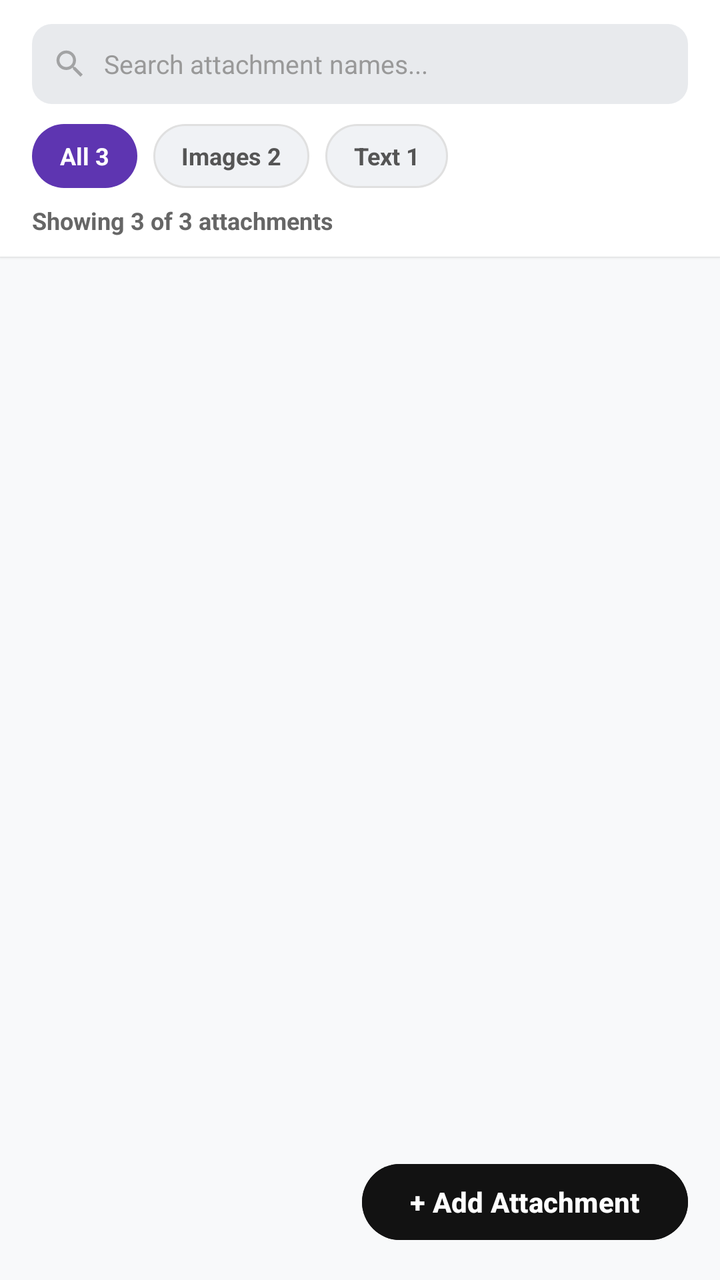
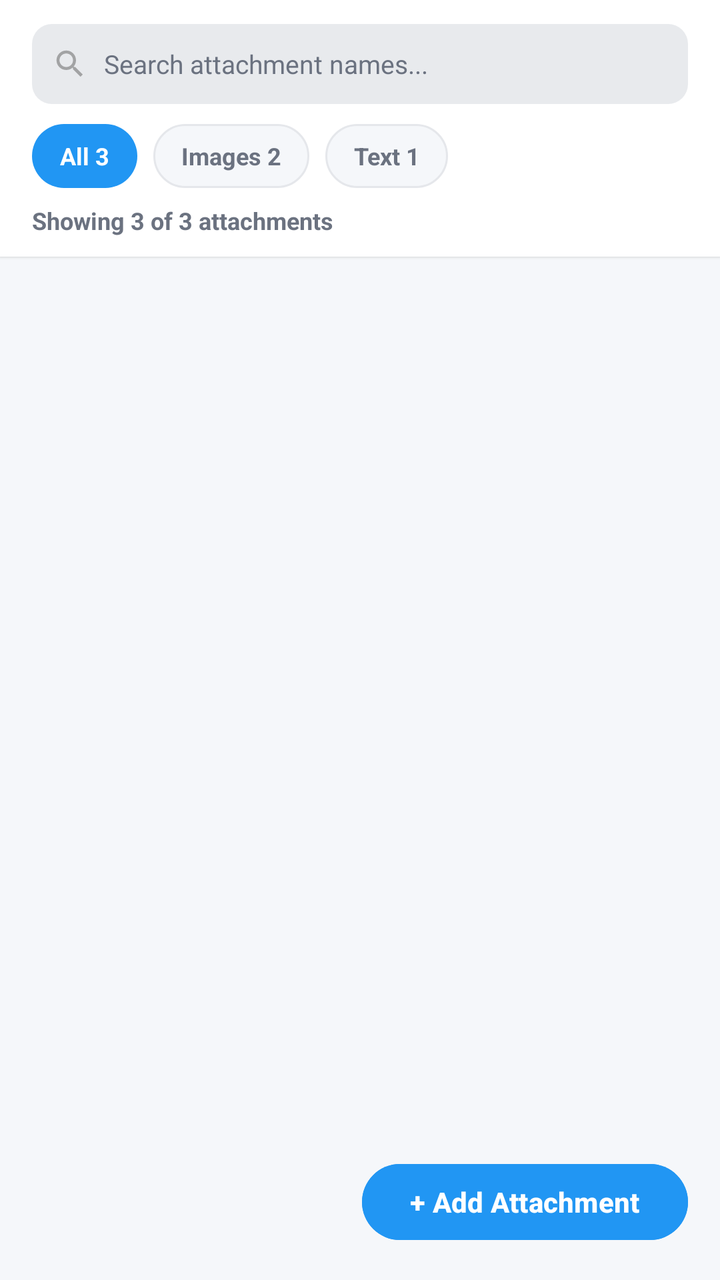

The first picture is an Android layout as it rendered before a commit; the second is the same layout after the commit. The layout source and the unified diff follow.
<!-- AndroidManifest.xml: application theme Theme.FirstApp -->
<!-- res/layout/fragment_files.xml -->
<?xml version="1.0" encoding="utf-8"?>
<LinearLayout xmlns:android="http://schemas.android.com/apk/res/android"
    android:layout_width="match_parent"
    android:layout_height="match_parent"
    android:orientation="vertical"
    android:background="#F8F9FA">

    
    <LinearLayout
        android:layout_width="match_parent"
        android:layout_height="wrap_content"
        android:orientation="vertical"
        android:background="#FFFFFF"
        android:paddingHorizontal="16dp"
        android:paddingTop="12dp"
        android:paddingBottom="10dp"
        android:elevation="1dp">

        
        <LinearLayout
            android:layout_width="match_parent"
            android:layout_height="40dp"
            android:orientation="horizontal"
            android:background="@drawable/bg_input_field"
            android:gravity="center_vertical"
            android:paddingHorizontal="10dp">

            <ImageView
                android:layout_width="18dp"
                android:layout_height="18dp"
                android:src="@drawable/ic_search"
                android:contentDescription="Search attachments"
                android:alpha="0.6" />

            <EditText
                android:id="@+id/editSearchAttachments"
                android:layout_width="0dp"
                android:layout_height="match_parent"
                android:layout_weight="1"
                android:background="@null"
                android:hint="Search attachment names..."
                android:textSize="13sp"
                android:textColor="#121212"
                android:textColorHint="#999999"
                android:paddingHorizontal="8dp"
                android:singleLine="true" />

            <ImageView
                android:id="@+id/buttonClearAttachmentSearch"
                android:layout_width="16dp"
                android:layout_height="16dp"
                android:src="@drawable/ic_close"
                android:contentDescription="Clear search"
                android:visibility="gone"
                android:alpha="0.5" />
        </LinearLayout>

        
        <LinearLayout
            android:layout_width="match_parent"
            android:layout_height="wrap_content"
            android:orientation="horizontal"
            android:layout_marginTop="10dp"
            android:gravity="center_vertical">

            <TextView
                android:id="@+id/chipFilterAll"
                android:layout_width="wrap_content"
                android:layout_height="32dp"
                android:background="@drawable/bg_chip_selected"
                android:gravity="center"
                android:paddingHorizontal="14dp"
                android:text="All 3"
                android:textColor="#FFFFFF"
                android:textSize="12sp"
                android:textStyle="bold"
                android:clickable="true"
                android:focusable="true" />

            <TextView
                android:id="@+id/chipFilterImages"
                android:layout_width="wrap_content"
                android:layout_height="32dp"
                android:layout_marginStart="8dp"
                android:background="@drawable/bg_chip_unselected"
                android:gravity="center"
                android:paddingHorizontal="14dp"
                android:text="Images 2"
                android:textColor="#555555"
                android:textSize="12sp"
                android:textStyle="bold"
                android:clickable="true"
                android:focusable="true" />

            <TextView
                android:id="@+id/chipFilterText"
                android:layout_width="wrap_content"
                android:layout_height="32dp"
                android:layout_marginStart="8dp"
                android:background="@drawable/bg_chip_unselected"
                android:gravity="center"
                android:paddingHorizontal="14dp"
                android:text="Text 1"
                android:textColor="#555555"
                android:textSize="12sp"
                android:textStyle="bold"
                android:clickable="true"
                android:focusable="true" />
        </LinearLayout>

        
        <TextView
            android:id="@+id/textFilesShowingCount"
            android:layout_width="match_parent"
            android:layout_height="wrap_content"
            android:layout_marginTop="8dp"
            android:text="Showing 3 of 3 attachments"
            android:textColor="#666666"
            android:textSize="12sp"
            android:textStyle="bold" />

    </LinearLayout>

    
    <FrameLayout
        android:layout_width="match_parent"
        android:layout_height="0dp"
        android:layout_weight="1">

        <ListView
            android:id="@+id/listViewAttachments"
            android:layout_width="match_parent"
            android:layout_height="match_parent"
            android:paddingHorizontal="16dp"
            android:paddingTop="10dp"
            android:paddingBottom="72dp"
            android:clipToPadding="false"
            android:divider="@null"
            android:dividerHeight="0dp"
            android:scrollbars="vertical" />

        
        <LinearLayout
            android:id="@+id/layoutEmptyNoAttachments"
            android:layout_width="match_parent"
            android:layout_height="wrap_content"
            android:layout_gravity="center"
            android:gravity="center"
            android:orientation="vertical"
            android:padding="32dp"
            android:visibility="gone">

            <TextView
                android:layout_width="wrap_content"
                android:layout_height="wrap_content"
                android:text="No attachments yet"
                android:textColor="#1A1A1A"
                android:textSize="16sp"
                android:textStyle="bold" />

            <TextView
                android:layout_width="wrap_content"
                android:layout_height="wrap_content"
                android:layout_marginTop="4dp"
                android:text="Attach images or text documents from the catalog."
                android:textColor="#888888"
                android:textSize="13sp" />

            <Button
                android:id="@+id/buttonEmptyAddAttachment"
                android:layout_width="wrap_content"
                android:layout_height="40dp"
                android:layout_marginTop="16dp"
                android:text="+ Add Attachment"
                android:backgroundTint="#5E35B1"
                android:textColor="#FFFFFF"
                android:textSize="13sp"
                android:textAllCaps="false" />
        </LinearLayout>

        
        <LinearLayout
            android:id="@+id/layoutEmptyNoFileMatch"
            android:layout_width="match_parent"
            android:layout_height="wrap_content"
            android:layout_gravity="center"
            android:gravity="center"
            android:orientation="vertical"
            android:padding="32dp"
            android:visibility="gone">

            <TextView
                android:layout_width="wrap_content"
                android:layout_height="wrap_content"
                android:text="No attachments match your search or type"
                android:textColor="#1A1A1A"
                android:textSize="16sp"
                android:textStyle="bold" />

            <TextView
                android:layout_width="wrap_content"
                android:layout_height="wrap_content"
                android:layout_marginTop="4dp"
                android:text="Try searching for a different keyword or select All."
                android:textColor="#888888"
                android:textSize="13sp" />

            <Button
                android:id="@+id/buttonEmptyResetFiles"
                android:layout_width="wrap_content"
                android:layout_height="40dp"
                android:layout_marginTop="16dp"
                android:text="Reset"
                android:backgroundTint="#F0F0F0"
                android:textColor="#333333"
                android:textSize="13sp"
                android:textAllCaps="false" />
        </LinearLayout>

        
        <Button
            android:id="@+id/buttonFloatingAddAttachment"
            android:layout_width="wrap_content"
            android:layout_height="46dp"
            android:layout_gravity="bottom|end"
            android:layout_margin="16dp"
            android:text="+ Add Attachment"
            android:backgroundTint="#121212"
            android:textColor="#FFFFFF"
            android:textSize="14sp"
            android:textStyle="bold"
            android:textAllCaps="false"
            android:elevation="6dp" />

    </FrameLayout>

</LinearLayout>
<!-- resources referenced by this layout -->
<resources>
  <!-- drawable bg_chip_selected (drawable) -->
  <?xml version="1.0" encoding="utf-8"?>
  <shape xmlns:android="http://schemas.android.com/apk/res/android">
      <solid android:color="#5E35B1" />
      <corners android:radius="20dp" />
  </shape>
  <!-- drawable bg_chip_unselected (drawable) -->
  <?xml version="1.0" encoding="utf-8"?>
  <shape xmlns:android="http://schemas.android.com/apk/res/android">
      <solid android:color="#F0F2F5" />
      <corners android:radius="20dp" />
      <stroke android:width="1dp" android:color="#E0E0E0" />
  </shape>
  <!-- drawable bg_input_field (drawable) -->
  <?xml version="1.0" encoding="utf-8"?>
  <shape xmlns:android="http://schemas.android.com/apk/res/android">
      <solid android:color="#E8EAED" />
      <corners android:radius="10dp" />
  </shape>
  <!-- drawable ic_close (drawable) -->
  <vector xmlns:android="http://schemas.android.com/apk/res/android"
      android:width="24dp"
      android:height="24dp"
      android:viewportWidth="24"
      android:viewportHeight="24">
    <path
        android:fillColor="#757575"
        android:pathData="M19,6.41L17.59,5 12,10.59 6.41,5 5,6.41 10.59,12 5,17.59 6.41,19 12,13.41 17.59,19 19,17.59 13.41,12z"/>
  </vector>
  <!-- drawable ic_search (drawable) -->
  <vector xmlns:android="http://schemas.android.com/apk/res/android"
      android:width="24dp"
      android:height="24dp"
      android:viewportWidth="24"
      android:viewportHeight="24">
    <path
        android:fillColor="#757575"
        android:pathData="M15.5,14h-0.79l-0.28,-0.27C15.41,12.59 16,11.11 16,9.5 16,5.91 13.09,3 9.5,3S3,5.91 3,9.5 5.91,16 9.5,16c1.61,0 3.09,-0.59 4.23,-1.57l0.27,0.28v0.79l5,4.99L20.49,19l-4.99,-5zM9.5,14C7.01,14 5,11.99 5,9.5S7.01,5 9.5,5 14,7.01 14,9.5 11.99,14 9.5,14z"/>
  </vector>
  <style name="Theme.FirstApp" parent="Base.Theme.FirstApp" />
  <style name="Base.Theme.FirstApp" parent="Theme.Material3.DayNight.NoActionBar">
          
          <item name="android:windowBackground">@color/window_background</item>
          
      </style>
  <color name="window_background">#fcfcfc</color>
</resources>

<!-- the commit's change to res/layout/fragment_files.xml (unified diff, before → after) -->
@@ -3,14 +3,14 @@
     android:layout_width="match_parent"
     android:layout_height="match_parent"
     android:orientation="vertical"
-    android:background="#F8F9FA">
+    android:background="@color/tf_bg_screen">
 
     
     <LinearLayout
         android:layout_width="match_parent"
         android:layout_height="wrap_content"
         android:orientation="vertical"
-        android:background="#FFFFFF"
+        android:background="@color/tf_surface"
         android:paddingHorizontal="16dp"
         android:paddingTop="12dp"
         android:paddingBottom="10dp"
@@ -40,8 +40,8 @@
                 android:background="@null"
                 android:hint="Search attachment names..."
                 android:textSize="13sp"
-                android:textColor="#121212"
-                android:textColorHint="#999999"
+                android:textColor="@color/tf_text_primary"
+                android:textColorHint="@color/tf_text_secondary"
                 android:paddingHorizontal="8dp"
                 android:singleLine="true" />
 
@@ -71,7 +71,7 @@
                 android:gravity="center"
                 android:paddingHorizontal="14dp"
                 android:text="All 3"
-                android:textColor="#FFFFFF"
+                android:textColor="@color/white"
                 android:textSize="12sp"
                 android:textStyle="bold"
                 android:clickable="true"
@@ -86,7 +86,7 @@
                 android:gravity="center"
                 android:paddingHorizontal="14dp"
                 android:text="Images 2"
-                android:textColor="#555555"
+                android:textColor="@color/tf_text_secondary"
                 android:textSize="12sp"
                 android:textStyle="bold"
                 android:clickable="true"
@@ -101,7 +101,7 @@
                 android:gravity="center"
                 android:paddingHorizontal="14dp"
                 android:text="Text 1"
-                android:textColor="#555555"
+                android:textColor="@color/tf_text_secondary"
                 android:textSize="12sp"
                 android:textStyle="bold"
                 android:clickable="true"
@@ -115,7 +115,7 @@
             android:layout_height="wrap_content"
             android:layout_marginTop="8dp"
             android:text="Showing 3 of 3 attachments"
-            android:textColor="#666666"
+            android:textColor="@color/tf_text_secondary"
             android:textSize="12sp"
             android:textStyle="bold" />
 
@@ -154,7 +154,7 @@
                 android:layout_width="wrap_content"
                 android:layout_height="wrap_content"
                 android:text="No attachments yet"
-                android:textColor="#1A1A1A"
+                android:textColor="@color/tf_text_primary"
                 android:textSize="16sp"
                 android:textStyle="bold" />
 
@@ -163,7 +163,7 @@
                 android:layout_height="wrap_content"
                 android:layout_marginTop="4dp"
                 android:text="Attach images or text documents from the catalog."
-                android:textColor="#888888"
+                android:textColor="@color/tf_text_secondary"
                 android:textSize="13sp" />
 
             <Button
@@ -172,8 +172,8 @@
                 android:layout_height="40dp"
                 android:layout_marginTop="16dp"
                 android:text="+ Add Attachment"
-                android:backgroundTint="#5E35B1"
-                android:textColor="#FFFFFF"
+                android:backgroundTint="@color/tf_primary"
+                android:textColor="@color/white"
                 android:textSize="13sp"
                 android:textAllCaps="false" />
         </LinearLayout>
@@ -193,7 +193,7 @@
                 android:layout_width="wrap_content"
                 android:layout_height="wrap_content"
                 android:text="No attachments match your search or type"
-                android:textColor="#1A1A1A"
+                android:textColor="@color/tf_text_primary"
                 android:textSize="16sp"
                 android:textStyle="bold" />
 
@@ -202,7 +202,7 @@
                 android:layout_height="wrap_content"
                 android:layout_marginTop="4dp"
                 android:text="Try searching for a different keyword or select All."
-                android:textColor="#888888"
+                android:textColor="@color/tf_text_secondary"
                 android:textSize="13sp" />
 
             <Button
@@ -211,8 +211,8 @@
                 android:layout_height="40dp"
                 android:layout_marginTop="16dp"
                 android:text="Reset"
-                android:backgroundTint="#F0F0F0"
-                android:textColor="#333333"
+                android:backgroundTint="@color/tf_stroke"
+                android:textColor="@color/tf_text_primary"
                 android:textSize="13sp"
                 android:textAllCaps="false" />
         </LinearLayout>
@@ -225,8 +225,8 @@
             android:layout_gravity="bottom|end"
             android:layout_margin="16dp"
             android:text="+ Add Attachment"
-            android:backgroundTint="#121212"
-            android:textColor="#FFFFFF"
+            android:backgroundTint="@color/tf_primary"
+            android:textColor="@color/white"
             android:textSize="14sp"
             android:textStyle="bold"
             android:textAllCaps="false"
<!-- resource entries referenced after the edit -->
@@ -1,17 +1,24 @@
 <!-- resources referenced by this layout -->
 <resources>
+  <color name="tf_bg_screen">#F5F7FA</color>
+  <color name="tf_primary">#2196F3</color>
+  <color name="tf_stroke">#E5E7EB</color>
+  <color name="tf_surface">#FFFFFF</color>
+  <color name="tf_text_primary">#1F2937</color>
+  <color name="tf_text_secondary">#6B7280</color>
+  <color name="white">#FFFFFFFF</color>
   <!-- drawable bg_chip_selected (drawable) -->
   <?xml version="1.0" encoding="utf-8"?>
   <shape xmlns:android="http://schemas.android.com/apk/res/android">
-      <solid android:color="#5E35B1" />
+      <solid android:color="@color/tf_primary" />
       <corners android:radius="20dp" />
   </shape>
   <!-- drawable bg_chip_unselected (drawable) -->
   <?xml version="1.0" encoding="utf-8"?>
   <shape xmlns:android="http://schemas.android.com/apk/res/android">
-      <solid android:color="#F0F2F5" />
+      <solid android:color="@color/tf_bg_screen" />
       <corners android:radius="20dp" />
-      <stroke android:width="1dp" android:color="#E0E0E0" />
+      <stroke android:width="1dp" android:color="@color/tf_stroke" />
   </shape>
   <!-- drawable bg_input_field (drawable) -->
   <?xml version="1.0" encoding="utf-8"?>
@@ -45,6 +52,6 @@
           <item name="android:windowBackground">@color/window_background</item>
           
       </style>
-  <color name="window_background">#fcfcfc</color>
+  <color name="window_background">#F5F7FA</color>
 </resources>
 
